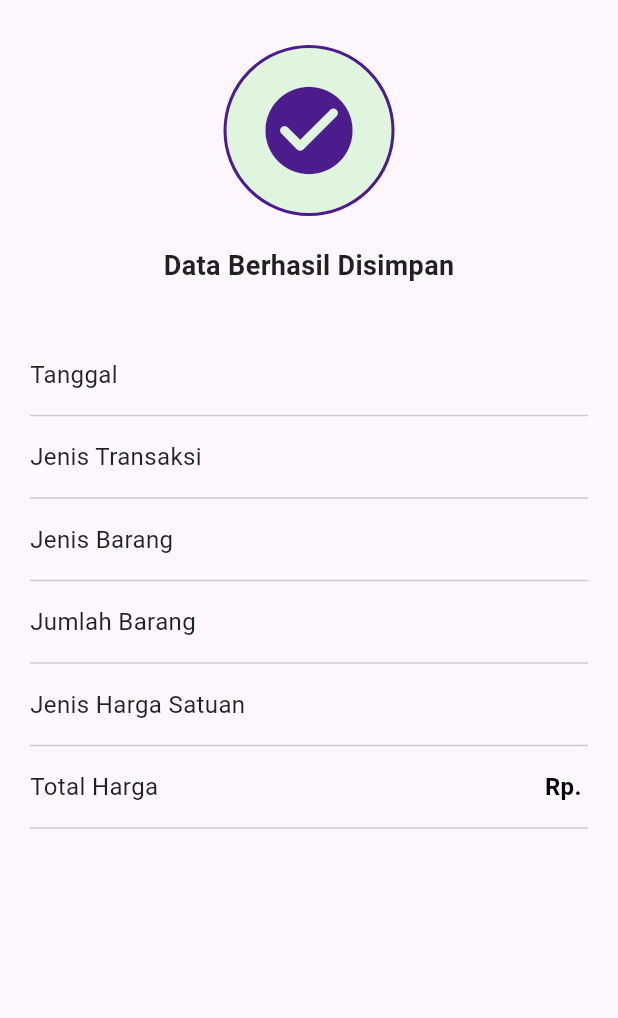
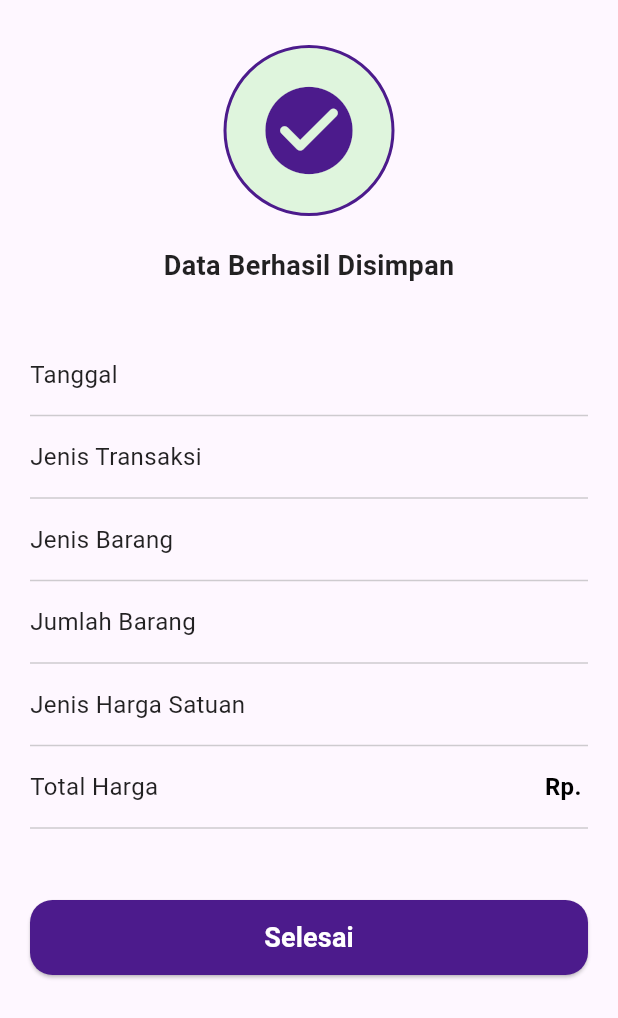
Before and after one commit to Abdurrafi07/20220140103_UCP1Flutter, a Flutter app: the DetailBarangPage screen opened directly with empty values, on a phone screen of 412 x 824 dp. Shown: the top 1018 px of the screen. Run offline on Flutter 3.47's test engine with Material 3 defaults, Android fonts, the phone set to English and light mode, and no system bars.

Commit message:
Menambahkan tombol 'Selesai' untuk kembali ke halaman utama

```diff
--- a/lib/detail_barang_page.dart
+++ b/lib/detail_barang_page.dart
@@ -1,4 +1,5 @@
 import 'package:flutter/material.dart';
+import 'package:ucp1flutter/home_page.dart';
 
 class DetailBarangPage extends StatelessWidget {
   final String tanggal;
@@ -112,6 +113,38 @@ class DetailBarangPage extends StatelessWidget {
                   ],
                 ),
               ),
+              Padding(
+                padding: const EdgeInsets.all(20.0),
+                child: SizedBox(
+                  width: double.infinity,
+                  height: 50,
+                  child: ElevatedButton(
+                    style: ElevatedButton.styleFrom(
+                      backgroundColor: Color.fromARGB(255, 76, 27, 140),
+                      shape: RoundedRectangleBorder(
+                        borderRadius: BorderRadius.circular(15),
+                      ),
+                    ),
+                    onPressed: () {
+                      Navigator.popUntil(
+                        context,
+                        (route) =>
+                            route is MaterialPageRoute &&
+                            route.builder(context) is HomePage,
+                      );
+                    },
+
+                    child: const Text(
+                      'Selesai',
+                      style: TextStyle(
+                        fontSize: 18,
+                        fontWeight: FontWeight.bold,
+                        color: Colors.white,
+                      ),
+                    ),
+                  ),
+                ),
+              ),
             ],
           ),
         ),
```
